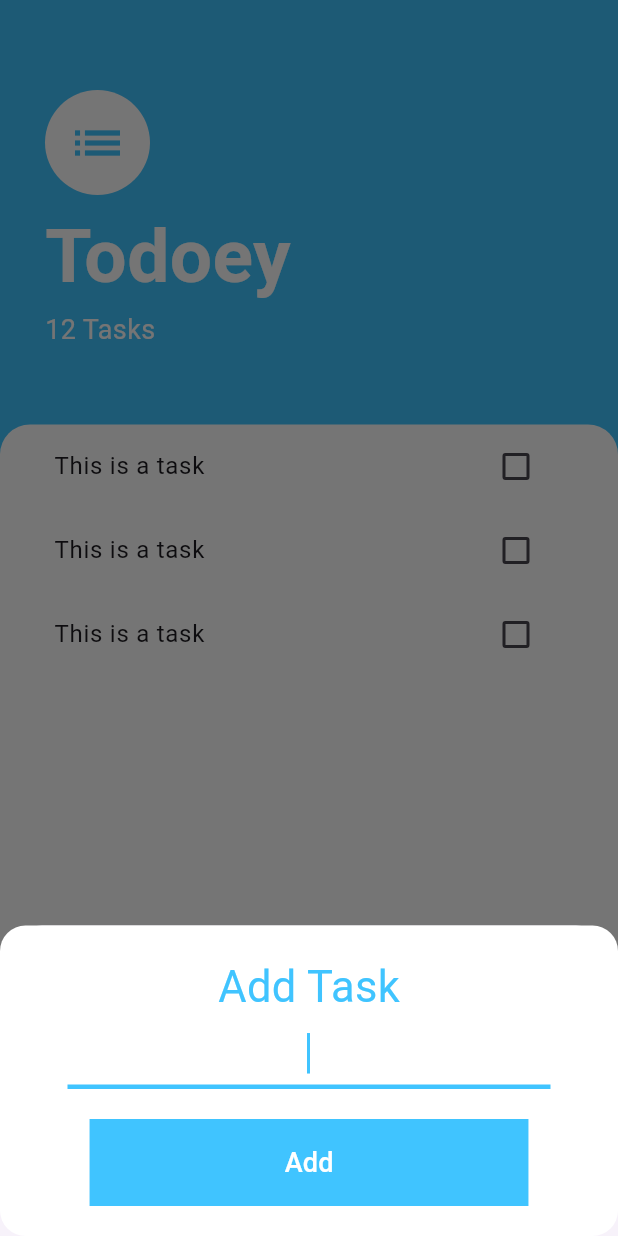
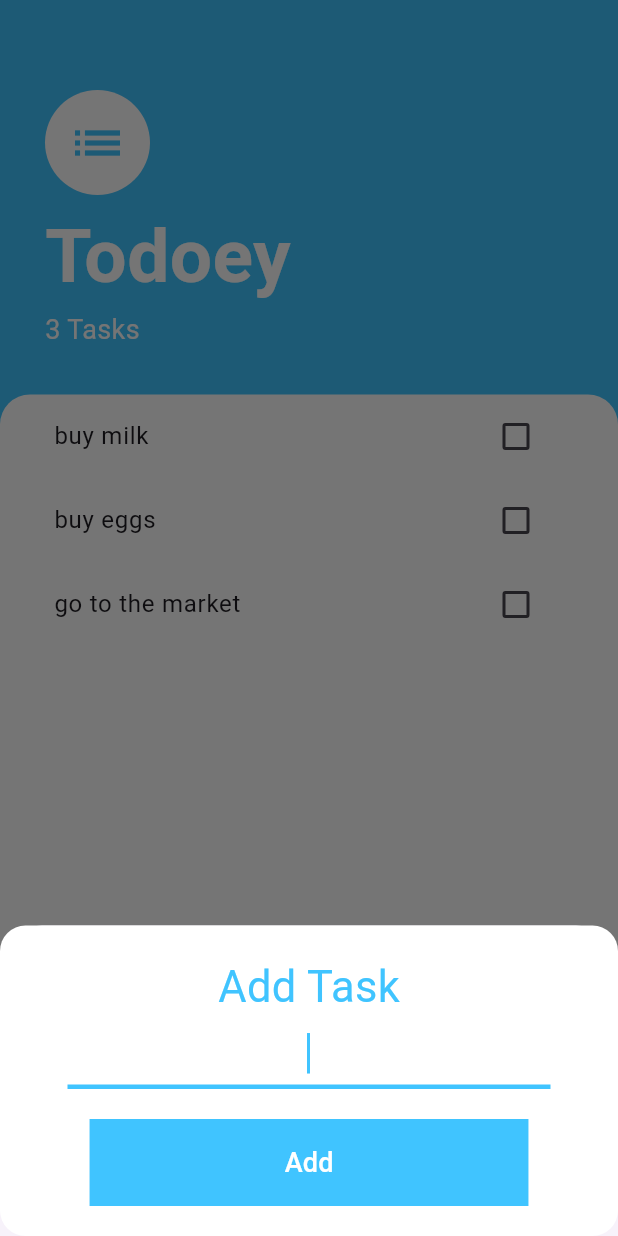
Before and after one commit to eCaleb/todoey, a Flutter app: the screen it shows after launch, after a tap on the "add" icon, on a phone screen of 412 x 824 dp. Run offline on Flutter 3.47's test engine with Material 3 defaults, Android fonts, the phone set to English and light mode, and no system bars.

Commit message:
`Added Provider package for state management and refactored code to use it`

```diff
--- /dev/null
+++ b/devtools_options.yaml
@@ -0,0 +1,3 @@
+description: This file stores settings for Dart & Flutter DevTools.
+documentation: https://docs.flutter.dev/tools/devtools/extensions#configure-extension-enablement-states
+extensions:
--- a/lib/main.dart
+++ b/lib/main.dart
@@ -1,17 +1,24 @@
 import 'package:flutter/material.dart';
+import 'package:provider/provider.dart';
+import 'package:todoey/models/task_data.dart';
 import 'package:todoey/screens/task_screen.dart';
-
 void main() {
   runApp(const MyApp());
 }
+
 class MyApp extends StatelessWidget {
   const MyApp({super.key});
 
   @override
   Widget build(BuildContext context) {
-    return const MaterialApp(
-      debugShowCheckedModeBanner: false,
-      home: TasksScreen(),
+    return ChangeNotifierProvider(
+      create: (BuildContext context) {
+        return TaskData();
+      },
+      child: const MaterialApp(
+        debugShowCheckedModeBanner: false,
+        home: TasksScreen(),
+      ),
     );
   }
 }
--- /dev/null
+++ b/lib/models/task.dart
@@ -0,0 +1,10 @@
+class Task {
+  final String name;
+  bool isCompleted;
+
+  Task({required this.name, this.isCompleted = false});
+
+  void toggleBox(){
+    isCompleted = !isCompleted;
+  }
+}
--- /dev/null
+++ b/lib/models/task_data.dart
@@ -0,0 +1,20 @@
+import 'package:flutter/foundation.dart';
+import 'package:todoey/models/task.dart';
+
+class TaskData extends ChangeNotifier {
+  final List<Task> tasks = [
+    Task(name: 'buy milk'),
+    Task(name: 'buy eggs'),
+    Task(name: 'go to the market'),
+  ];
+
+  int get tasksCount {
+    return tasks.length;
+  }
+
+  void addTask(String newTask) {
+    final task = Task(name: newTask);
+    tasks.add(task);
+    notifyListeners();
+  }
+}
--- a/lib/screens/add_task_screen.dart
+++ b/lib/screens/add_task_screen.dart
@@ -1,12 +1,19 @@
 import 'package:flutter/material.dart';
+import 'package:provider/provider.dart';
+import 'package:todoey/models/task_data.dart';
 
-class AddTaskScreen extends StatelessWidget {
-  const AddTaskScreen({super.key});
+class AddTaskScreen extends StatefulWidget {
+  @override
+  State<AddTaskScreen> createState() => _AddTaskScreenState();
+}
+
+class _AddTaskScreenState extends State<AddTaskScreen> {
+  final TextEditingController _controller =
+      TextEditingController(); // Controller for TextField
 
   @override
   Widget build(BuildContext context) {
     return Container(
-
       width: double.infinity,
       decoration: BoxDecoration(
         color: Colors.white,
@@ -26,6 +33,9 @@ class AddTaskScreen extends StatelessWidget {
               ),
             ),
             TextField(
+              onChanged: (newText){
+                _controller.text = newText;
+              },
               textAlign: TextAlign.center,
               autofocus: true,
               cursorColor: Colors.lightBlueAccent, // Set cursor color
@@ -60,13 +70,23 @@ class AddTaskScreen extends StatelessWidget {
             ),
             const SizedBox(height: 20),
             TextButton(
-            style: TextButton.styleFrom(
-              padding: const EdgeInsets.symmetric(vertical: 16,horizontal: 130),
-              backgroundColor: Colors.lightBlueAccent,
-              shape: const RoundedRectangleBorder(borderRadius: BorderRadius.zero)
-            ),
-              onPressed: () {},
-              child: const Text("Add",style: TextStyle(color: Colors.white,fontSize: 18),),
+              style: TextButton.styleFrom(
+                padding:
+                    const EdgeInsets.symmetric(vertical: 16, horizontal: 130),
+                backgroundColor: Colors.lightBlueAccent,
+                shape: const RoundedRectangleBorder(
+                    borderRadius: BorderRadius.zero),
+              ),
+              onPressed: () {
+                if (_controller.text.isNotEmpty) {
+                  Provider.of<TaskData>(context,listen: false).addTask(_controller.text);
+                  Navigator.pop(context); // Close the screen
+                }
+              },
+              child: const Text(
+                "Add",
+                style: TextStyle(color: Colors.white, fontSize: 18),
+              ),
             ),
           ],
         ),
--- a/lib/screens/task_screen.dart
+++ b/lib/screens/task_screen.dart
@@ -1,14 +1,18 @@
 import 'package:flutter/material.dart';
-
+import 'package:provider/provider.dart';
+import 'package:todoey/models/task_data.dart';
 import '../widgets/tasks_list.dart';
 import 'add_task_screen.dart';
 
-class TasksScreen extends StatelessWidget {
+
+class TasksScreen extends StatefulWidget {
   const TasksScreen({super.key});
 
-  Widget buildBottomSheet(BuildContext context) {
-    return const AddTaskScreen();
+  @override
+  State<TasksScreen> createState() => _TasksScreenState();
 }
+
+class _TasksScreenState extends State<TasksScreen> {
 
   @override
   Widget build(BuildContext context) {
@@ -21,11 +25,13 @@ onPressed: () {
             context: context,
             isScrollControlled: true,
             builder: (context) => SingleChildScrollView(
-      child:Container(
-        padding: EdgeInsets.only(bottom: MediaQuery.of(context).viewInsets.bottom),
-        child: const AddTaskScreen(),
-      )
-    )
+              child: Container(
+                padding: EdgeInsets.only(
+                  bottom: MediaQuery.of(context).viewInsets.bottom,
+                ),
+                child: AddTaskScreen(),
+              ),
+            ),
           );
         },
         child: const Icon(
@@ -39,7 +45,11 @@ onPressed: () {
         children: [
           Padding(
             padding: const EdgeInsets.only(
-                top: 60.0, right: 30.0, left: 30.0, bottom: 30.0),
+              top: 60.0,
+              right: 30.0,
+              left: 30.0,
+              bottom: 30.0,
+            ),
             child: Column(
               crossAxisAlignment: CrossAxisAlignment.start,
               children: [
@@ -56,7 +66,7 @@ onPressed: () {
                     size: 40,
                   ),
                 ),
-                const SizedBox(height: 5), // Add spacing between icon and text
+                const SizedBox(height: 5),
                 const Text(
                   "Todoey",
                   style: TextStyle(
@@ -65,27 +75,25 @@ onPressed: () {
                     fontWeight: FontWeight.w700,
                   ),
                 ),
-                const Text(
-                  "12 Tasks",
-                  style: TextStyle(color: Colors.white, fontSize: 18),
+                Text(
+                  "${Provider.of<TaskData>(context).tasksCount} Tasks",
+                  style: const TextStyle(color: Colors.white, fontSize: 18),
                 ),
-                const SizedBox(
-                    height: 20), // Add spacing between text and container
               ],
             ),
           ),
           Expanded(
             child: Container(
               padding: const EdgeInsets.symmetric(horizontal: 20),
-              width: double.maxFinite,
               decoration: const BoxDecoration(
-                color: Colors.white,
+                color: Colors.white, // Restores the white background
                 borderRadius: BorderRadius.only(
                   topLeft: Radius.circular(20),
                   topRight: Radius.circular(20),
                 ),
               ),
-              child: const TaskList(),
+              child: TaskList(
+              ),
             ),
           ),
         ],
--- a/lib/widgets/tasks_list.dart
+++ b/lib/widgets/tasks_list.dart
@@ -1,20 +1,33 @@
 import 'package:flutter/material.dart';
+import 'package:provider/provider.dart';
+import 'package:todoey/models/task_data.dart';
 
 import 'tasks_tile.dart';
 
-class TaskList extends StatelessWidget {
-  const TaskList({
-    super.key,
-  });
+class TaskList extends StatefulWidget {
+  @override
+  State<TaskList> createState() => _TaskListState();
+}
 
+class _TaskListState extends State<TaskList> {
   @override
   Widget build(BuildContext context) {
-    return ListView(
-      children: const [
-        TaskTile(),
-        TaskTile(),
-        TaskTile()
-      ],
-    );
+    return Consumer<TaskData>(builder: (context, taskData, child) {
+      return ListView.builder(
+        itemCount: taskData.tasksCount,
+        itemBuilder: (context, index) {
+          return TaskTile(
+            taskTitle: taskData.tasks[index].name,
+            isChecked: taskData.tasks[index].isCompleted,
+            checkboxCallback: (checkboxState) {
+              setState(() {
+                // tasks[index].toggleBox();
+                // widget.onTasksChanged?.call(tasks); // Notify parent on updates
+              });
+            },
+          );
+        },
+      );
+    });
   }
 }
--- a/lib/widgets/tasks_tile.dart
+++ b/lib/widgets/tasks_tile.dart
@@ -1,49 +1,29 @@
 import 'package:flutter/material.dart';
 
-class TaskTile extends StatefulWidget {
+class TaskTile extends StatelessWidget {
+  final String taskTitle;
+  final bool isChecked;
+  final Function(bool?)? checkboxCallback;
+
   const TaskTile({
     super.key,
+    required this.isChecked,
+    required this.taskTitle,
+    required this.checkboxCallback,
   });
-
-  @override
-  State<TaskTile> createState() => _TaskTileState();
-}
-
-class _TaskTileState extends State<TaskTile> {
-  bool isChecked = false;
-
-  void checkboxCallback  (bool? checkboxState) {
-        setState(() {
-        isChecked = checkboxState!;
-        });
-      }
 
   @override
   Widget build(BuildContext context) {
     return ListTile(
-      title: Text('This is a task',style: TextStyle(decoration: isChecked ? TextDecoration.lineThrough : null),),
-      trailing: AddTasksCheckbox(
-        checkboxState: isChecked, toggleCheckboxState: checkboxCallback,
+      title: Text(
+        taskTitle,
+        style: TextStyle(
+            decoration: isChecked ? TextDecoration.lineThrough : null),
       ),
+      trailing: Checkbox(
+          activeColor: Colors.lightBlueAccent,
+          value: isChecked,
+          onChanged: checkboxCallback),
     );
   }
 }
-
-class AddTasksCheckbox extends StatelessWidget {
-  final bool checkboxState;
-  final Function(bool?) toggleCheckboxState;
-
-  const AddTasksCheckbox({
-    super.key,
-    required this.checkboxState, required this.toggleCheckboxState,
-  });
-
-  @override
-  Widget build(BuildContext context) {
-    return Checkbox(
-      activeColor: Colors.lightBlueAccent,
-      value: checkboxState,
-      onChanged:toggleCheckboxState
-    );
-  }
-}
--- a/pubspec.yaml
+++ b/pubspec.yaml
@@ -35,6 +35,7 @@ dependencies:
   # The following adds the Cupertino Icons font to your application.
   # Use with the CupertinoIcons class for iOS style icons.
   cupertino_icons: ^1.0.8
+  provider: ^6.1.2
 
 dev_dependencies:
   flutter_test:
```
Also changed, not shown: pubspec.lock. Lines whose indentation alone changed are shown as unchanged.
